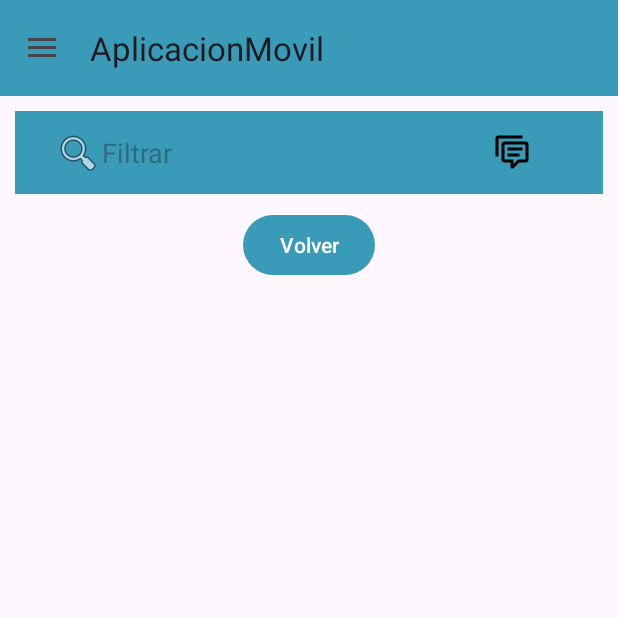
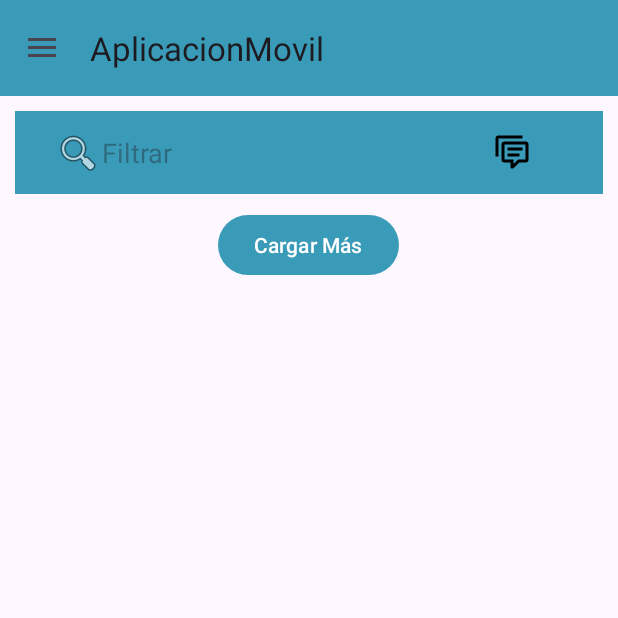
Before and after one commit to InoValz/AplicacionMovil, an Android app: the screen it shows after launch once a user with an empty profile is signed in (MenuPrincipal), after a tap on "Cargar Más", on a phone screen of 412 x 824 dp, the top half of it. Run offline under Robolectric (Android 15) with nearby library versions, the phone set to English and light mode, and no system bars; our stand-ins replace Firebase (no records; nobody signed in at launch, a user with empty details on screens opened directly).

Commit message:
version 3.4.0

```diff
--- a/app/src/main/java/com/example/aplicacionmovil/MenuPrincipal.kt
+++ b/app/src/main/java/com/example/aplicacionmovil/MenuPrincipal.kt
@@ -30,16 +30,12 @@ import com.google.firebase.auth.FirebaseAuth
 import com.google.firebase.database.DataSnapshot
 import com.google.firebase.database.DatabaseError
 import com.google.firebase.database.FirebaseDatabase
+import com.google.firebase.database.DatabaseReference
 import com.google.firebase.database.ValueEventListener
 import com.google.firebase.firestore.FirebaseFirestore
 import java.util.Calendar
-import java.util.Collections.max
-import java.util.Collections.min
-import kotlin.math.max
-import kotlin.math.min
 
-
-class MenuPrincipal : AppCompatActivity(), NavigationView.OnNavigationItemSelectedListener{
+class MenuPrincipal : AppCompatActivity(), NavigationView.OnNavigationItemSelectedListener {
 
     private lateinit var drawer: DrawerLayout
     private lateinit var toggle: ActionBarDrawerToggle
@@ -51,31 +47,30 @@ class MenuPrincipal : AppCompatActivity(), NavigationView.OnNavigationItemSelect
     private val publicacionesList = mutableListOf<Publicacion>()
     private lateinit var publicacionAdapter: PublicacionAdapter
 
-    private var startIndex = 0  // Índice inicial para cargar publicaciones
-    private var endIndex = 4  // Índice final para mostrar publicaciones
-    private val numPublicationsPerPage = 5  // Número de publicaciones por página
-
+    private var totalPublicacionesDisponibles = 0
+    private val CANTIDAD_PUBLICACIONES_POR_CARGA = 5 // Aquí define la cantidad deseada
     override fun onCreate(savedInstanceState: Bundle?) {
         super.onCreate(savedInstanceState)
+        val database = FirebaseDatabase.getInstance()
+        val reference: DatabaseReference = database.getReference("publicaciones")
+
         FirebaseFirestore.getInstance()
         setContentView(R.layout.activity_menu_principal)
 
-        val database = FirebaseDatabase.getInstance()
+        val recyclerView = findViewById<RecyclerView>(R.id.recyclerView)
 
-        val recyclerView = findViewById<RecyclerView>(R.id.recyclerView)
+        val btnLoadMore = findViewById<Button>(R.id.btnLoadMore)
+        btnLoadMore.setOnClickListener {
+            onCargarMasClick()
+        }
+
         publicacionAdapter = PublicacionAdapter(publicacionesList)
         recyclerView.adapter = publicacionAdapter
         recyclerView.layoutManager = LinearLayoutManager(this)
 
         cargarPublicaciones()
 
-        val btnLoadMore = findViewById<Button>(R.id.btnLoadMore)
-        val btnVolver = findViewById<Button>(R.id.btnVolver)
-        val maxIndex = publicacionesList.size - 1
-        this.startIndex = max(0, min(startIndex, maxIndex))
-        this.endIndex = min(maxIndex, startIndex + numPublicationsPerPage - 1)
-
-        val adapter = PublicacionAdapter(publicacionesList.subList(startIndex, endIndex + 1))
+        val adapter = PublicacionAdapter(publicacionesList)
         recyclerView.layoutManager = LinearLayoutManager(this)
         recyclerView.adapter = adapter
 
@@ -107,7 +102,6 @@ class MenuPrincipal : AppCompatActivity(), NavigationView.OnNavigationItemSelect
             }
         })
 
-
         val toolbar: androidx.appcompat.widget.Toolbar = findViewById(R.id.toolbar_menuprincipal)
         setSupportActionBar(toolbar)
 
@@ -122,38 +116,30 @@ class MenuPrincipal : AppCompatActivity(), NavigationView.OnNavigationItemSelect
         val navigationView: NavigationView = findViewById(R.id.nav_view)
         navigationView.setNavigationItemSelectedListener(this)
 
+        // Agrega un oyente de valores para la referencia
+        reference.addValueEventListener(object : ValueEventListener {
+            override fun onDataChange(dataSnapshot: DataSnapshot) {
+                // Se llama cuando los datos cambian en la base de datos
+                val nuevasPublicaciones = mutableListOf<Publicacion>()
 
-        btnLoadMore.setOnClickListener {
-            startIndex = endIndex + 1 // Mueve el índice de inicio al siguiente elemento después del último mostrado
-            endIndex = startIndex + numPublicationsPerPage - 1 // Calcula el nuevo índice final
-            endIndex = min(endIndex, publicacionesList.size - 1) // Asegúrate de que endIndex no exceda el tamaño de la lista
-            val nextPublications = publicacionesList.subList(startIndex, endIndex + 1)
-            adapter.refreshPublicaciones(nextPublications)
-            btnVolver.visibility = View.VISIBLE // Mostrar el botón "Volver"
-
-            // Comprobar si hemos llegado al final de la lista
-            if (endIndex == publicacionesList.size - 1) {
-                btnLoadMore.visibility = View.GONE
+                for (snapshot in dataSnapshot.children) {
+                    val publicacion = snapshot.getValue(Publicacion::class.java)
+                    if (publicacion != null) {
+                        nuevasPublicaciones.add(publicacion)
                     }
                 }
 
-        btnVolver.setOnClickListener {
-            endIndex = startIndex - 1 // Mueve el índice final al elemento anterior al primero mostrado
-            startIndex = endIndex - numPublicationsPerPage + 1 // Calcula el nuevo índice de inicio
-            startIndex = max(startIndex, 0) // Asegúrate de que startIndex no sea menor que 0
-            val previousPublications = publicacionesList.subList(startIndex, endIndex + 1)
-            adapter.refreshPublicaciones(previousPublications)
-            btnLoadMore.visibility = View.VISIBLE // Mostrar el botón "Cargar Más"
+                publicacionesList.clear()
+                publicacionesList.addAll(nuevasPublicaciones)
 
-            // Comprobar si hemos vuelto al principio de la lista
-            if (startIndex == 0) {
-                btnVolver.visibility = View.GONE
-            }
+                // Actualiza la IU con las nuevas publicaciones
             }
 
+            override fun onCancelled(databaseError: DatabaseError) {
+                Toast.makeText(this@MenuPrincipal, "Error al cargar las publicaciones", Toast.LENGTH_SHORT).show()
+            }
+        })
 
-        // Oculta el botón "Volver" al principio, ya que no hay publicaciones anteriores
-        btnVolver.visibility = View.GONE
     }
 
     override fun onNavigationItemSelected(item: MenuItem): Boolean {
@@ -175,10 +161,10 @@ class MenuPrincipal : AppCompatActivity(), NavigationView.OnNavigationItemSelect
                 Toast.makeText(this, "Mis Sectores", Toast.LENGTH_SHORT).show()
             }
             R.id.nav_cerrar_sesion -> {
-                signOut() // Llama a la función para cerrar sesión
+                signOut()
                 val intent = Intent(this, MainActivity::class.java)
                 startActivity(intent)
-                finish() // Cierra la actividad actual para evitar que el usuario regrese presionando "Atrás"
+                finish()
             }
         }
 
@@ -206,17 +192,14 @@ class MenuPrincipal : AppCompatActivity(), NavigationView.OnNavigationItemSelect
 
     private fun signOut() {
         FirebaseAuth.getInstance().signOut()
-        // Borra el ID del usuario de las preferencias compartidas
         val sharedPreferences = getSharedPreferences("Preferencias", Context.MODE_PRIVATE)
         sharedPreferences.edit().remove("UserId").apply()
     }
 
     private fun mostrarDialogoPublicacion() {
-        // Crear un diálogo personalizado
         val dialog = Dialog(this)
         dialog.setContentView(R.layout.dialog_publicacion)
 
-        // Configuraciones adicionales para centrar el diálogo
         val layoutParams = WindowManager.LayoutParams()
         layoutParams.copyFrom(dialog.window?.attributes)
         layoutParams.width = WindowManager.LayoutParams.MATCH_PARENT
@@ -225,7 +208,6 @@ class MenuPrincipal : AppCompatActivity(), NavigationView.OnNavigationItemSelect
 
         dialog.window?.attributes = layoutParams
 
-        // Obtener referencias a elementos en el diálogo
         val editTextTitulo = dialog.findViewById<EditText>(R.id.editTextTitulo)
         val editTextDescripcion = dialog.findViewById<EditText>(R.id.editTextDescripcion)
         val editTextUbicacion = dialog.findViewById<EditText>(R.id.editTextUbicacion)
@@ -239,13 +221,12 @@ class MenuPrincipal : AppCompatActivity(), NavigationView.OnNavigationItemSelect
             val dayOfMonth = calendar.get(Calendar.DAY_OF_MONTH)
 
             val datePickerDialog = DatePickerDialog(this, { _, year, month, dayOfMonth ->
-                    // Formatea la fecha seleccionada como desees, aquí se usa el formato dd/MM/yyyy
                 selectedDate = String.format("%02d/%02d/%04d", dayOfMonth, month + 1, year)
-                    // Muestra la fecha en el botón o en otro lugar si lo prefieres
                 btnFecha.text = selectedDate
             }, year, month, dayOfMonth)
             datePickerDialog.show()
         }
+
         val btnHora = dialog.findViewById<Button>(R.id.btnHora)
         btnHora.setOnClickListener {
             mostrarTimePickerDialog()
@@ -254,18 +235,17 @@ class MenuPrincipal : AppCompatActivity(), NavigationView.OnNavigationItemSelect
             val minute = calendar.get(Calendar.MINUTE)
 
             val timePickerDialog = TimePickerDialog(this, TimePickerDialog.OnTimeSetListener { _, hourOfDay, minute ->
-                    // Formatea la hora seleccionada como desees, aquí se usa el formato HH:mm
                 selectedTime = String.format("%02d:%02d", hourOfDay, minute)
-                    // Muestra la hora en el botón o en otro lugar si lo prefieres
                 btnHora.text = selectedTime
             }, hourOfDay, minute, true)
             timePickerDialog.show()
         }
+
         val btnCategoria = dialog.findViewById<Button>(R.id.btnCategoria)
         var categoriaSeleccionada: String = ""
         btnCategoria.setOnClickListener{
             mostrarMenuCategorias()
-                val categorias = arrayOf("Categoría 1", "Categoría 2", "Categoría 3", "Categoría 4") // Define tus categorías aquí
+            val categorias = arrayOf("Categoría 1", "Categoría 2", "Categoría 3", "Categoría 4")
 
             val builder = AlertDialog.Builder(this)
             builder.setTitle("Selecciona una categoría")
@@ -278,9 +258,7 @@ class MenuPrincipal : AppCompatActivity(), NavigationView.OnNavigationItemSelect
 
         val btnPublicar = dialog.findViewById<Button>(R.id.btnPublicar)
 
-        // Configurar la acción del botón de publicación
         btnPublicar.setOnClickListener {
-            // Aquí puedes obtener los valores de los campos
             val titulo = editTextTitulo.text.toString()
             val descripcion = editTextDescripcion.text.toString()
             val ubicacion = editTextUbicacion.text.toString()
@@ -301,11 +279,9 @@ class MenuPrincipal : AppCompatActivity(), NavigationView.OnNavigationItemSelect
                     categoria,
                     userId
                 )
-                // Guarda la publicación en la base de datos con la ID del usuario como clave
                 reference.child(userId).push().setValue(publicacion).addOnCompleteListener { task ->
                     if (task.isSuccessful) {
                         dialog.dismiss()
-                        // Puedes mostrar un mensaje de éxito o realizar otras acciones
                         Toast.makeText(this, "Publicación exitosa", Toast.LENGTH_SHORT).show()
                     } else {
                         Toast.makeText(this, "Error al publicar: ${task.exception?.message}", Toast.LENGTH_SHORT).show()
@@ -313,41 +289,97 @@ class MenuPrincipal : AppCompatActivity(), NavigationView.OnNavigationItemSelect
                 }
             }
         }
-
         dialog.show()
     }
 
     private fun mostrarDatePickerDialog() {
+        // Implementa el DatePickerDialog aquí
     }
+
     private fun mostrarTimePickerDialog() {
+        // Implementa el TimePickerDialog aquí
     }
+
     private fun mostrarMenuCategorias() {
+        // Implementa la lógica para mostrar el menú de categorías aquí
     }
 
     private fun cargarPublicaciones() {
         val userId = FirebaseAuth.getInstance().currentUser?.uid
         if (userId != null) {
             val reference = FirebaseDatabase.getInstance().getReference("publicaciones").child(userId)
-            reference.addValueEventListener(object : ValueEventListener {
+
+            // Obtener el número total de publicaciones disponibles
+            reference.addListenerForSingleValueEvent(object : ValueEventListener {
                 override fun onDataChange(dataSnapshot: DataSnapshot) {
-                    publicacionesList.clear()
+                    totalPublicacionesDisponibles = dataSnapshot.childrenCount.toInt()
+                    // Limitar la cantidad de publicaciones a cargar inicialmente
+                    val cantidadInicial = minOf(totalPublicacionesDisponibles, 5)
+
+                    // Consultar las últimas "cantidadInicial" publicaciones
+                    reference.limitToLast(cantidadInicial).addListenerForSingleValueEvent(object : ValueEventListener {
+                        override fun onDataChange(dataSnapshot: DataSnapshot) {
+                            val nuevasPublicaciones = mutableListOf<Publicacion>()
+
                             for (snapshot in dataSnapshot.children) {
                                 val publicacion = snapshot.getValue(Publicacion::class.java)
                                 if (publicacion != null) {
-                            publicacionesList.add(publicacion)
+                                    nuevasPublicaciones.add(publicacion)
                                 }
                             }
-                    // Luego de obtener las publicaciones, puedes mostrarlas en la interfaz de usuario
+
+                            publicacionesList.clear()
+                            publicacionesList.addAll(nuevasPublicaciones)
+
                             mostrarPublicacionesEnUI(publicacionesList)
                         }
 
                         override fun onCancelled(databaseError: DatabaseError) {
-                    // Manejar el error, si es necesario
                             Toast.makeText(this@MenuPrincipal, "Error al cargar las publicaciones", Toast.LENGTH_SHORT).show()
                         }
                     })
                 }
+
+                override fun onCancelled(databaseError: DatabaseError) {
+                    Toast.makeText(this@MenuPrincipal, "Error al obtener el número total de publicaciones", Toast.LENGTH_SHORT).show()
                 }
+            })
+        }
+    }
+
+    private fun onCargarMasClick() {
+        if (publicacionesList.size < totalPublicacionesDisponibles) {
+            val cantidadPorCargar = minOf(CANTIDAD_PUBLICACIONES_POR_CARGA, totalPublicacionesDisponibles - publicacionesList.size)
+            val userId = FirebaseAuth.getInstance().currentUser?.uid
+            if (userId != null) {
+                val reference = FirebaseDatabase.getInstance().getReference("publicaciones").child(userId)
+                reference.limitToLast(publicacionesList.size + cantidadPorCargar).addListenerForSingleValueEvent(object : ValueEventListener {
+                    override fun onDataChange(dataSnapshot: DataSnapshot) {
+                        val nuevasPublicaciones = mutableListOf<Publicacion>()
+
+                        for (snapshot in dataSnapshot.children) {
+                            val publicacion = snapshot.getValue(Publicacion::class.java)
+                            if (publicacion != null) {
+                                nuevasPublicaciones.add(publicacion)
+                            }
+                        }
+
+                        publicacionesList.clear()
+                        publicacionesList.addAll(nuevasPublicaciones)
+
+                        mostrarPublicacionesEnUI(publicacionesList)
+                    }
+
+                    override fun onCancelled(databaseError: DatabaseError) {
+                        Toast.makeText(this@MenuPrincipal, "Error al cargar más publicaciones", Toast.LENGTH_SHORT).show()
+                    }
+                })
+            }
+        } else {
+            Toast.makeText(this, "No hay más publicaciones para cargar", Toast.LENGTH_SHORT).show()
+        }
+    }
+
 
     private fun mostrarPublicacionesEnUI(publicaciones: List<Publicacion>) {
         val recyclerView = findViewById<RecyclerView>(R.id.recyclerView)
@@ -355,5 +387,4 @@ class MenuPrincipal : AppCompatActivity(), NavigationView.OnNavigationItemSelect
         recyclerView.layoutManager = LinearLayoutManager(this)
         recyclerView.adapter = adapter
     }
-
 }
--- a/app/src/main/java/com/example/aplicacionmovil/PublicacionAdapter.kt
+++ b/app/src/main/java/com/example/aplicacionmovil/PublicacionAdapter.kt
@@ -41,24 +41,4 @@ class PublicacionAdapter(private var publicacionesList: List<Publicacion>) :
     override fun getItemCount(): Int {
         return publicacionesList.size
     }
-    fun refreshPublicaciones(nuevasPublicaciones: List<Publicacion>) {
-        publicacionesList.clear()
-        publicacionesList.addAll(nuevasPublicaciones)
-        notifyDataSetChanged()
-    }
-
-    fun addPublicaciones(nuevasPublicaciones: List<Publicacion>) {
-        publicacionesList.clear()  // Limpia la lista actual
-        publicacionesList.addAll(nuevasPublicaciones)  // Agrega las nuevas publicaciones
-        notifyDataSetChanged() // Notifica al adaptador que los datos han cambiado
-    }
-
 }
-
-private fun <E> List<E>.addAll(nuevasPublicaciones: List<E>) {
-
-}
-
-private fun <E> List<E>.clear() {
-    TODO("Not yet implemented")
-}
--- a/app/src/main/res/layout/app_bar_mp.xml
+++ b/app/src/main/res/layout/app_bar_mp.xml
@@ -88,12 +88,6 @@
                 >
 
                 <Button
-                    android:id="@+id/btnVolver"
-                    android:layout_width="wrap_content"
-                    android:layout_height="wrap_content"
-                    android:text="Volver" />
-
-                <Button
                     android:id="@+id/btnLoadMore"
                     android:layout_width="wrap_content"
                     android:layout_height="wrap_content"
```
Lines whose indentation alone changed are shown as unchanged.
